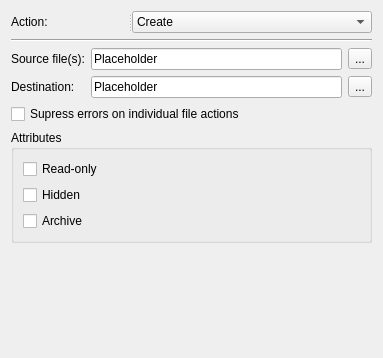
This is src/apps/mvvm-folders/files/fileswidget.ui in august-alt/policy-preferences-editor-prototype as Qt 5 draws it before an edit. The edited form follows.
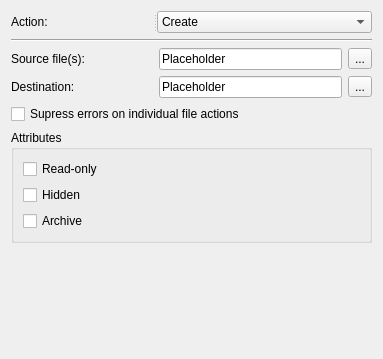
This is the edited form.

Diff of the .ui file:
```diff
--- a/src/apps/mvvm-folders/files/fileswidget.ui
+++ b/src/apps/mvvm-folders/files/fileswidget.ui
@@ -7,7 +7,7 @@
     <x>0</x>
     <y>0</y>
     <width>383</width>
-    <height>358</height>
+    <height>359</height>
    </rect>
   </property>
   <property name="windowTitle">
@@ -20,6 +20,24 @@
       <enum>Qt::Horizontal</enum>
      </property>
      <widget class="QLabel" name="actionLabel">
+      <property name="sizePolicy">
+       <sizepolicy hsizetype="Fixed" vsizetype="Preferred">
+        <horstretch>0</horstretch>
+        <verstretch>0</verstretch>
+       </sizepolicy>
+      </property>
+      <property name="minimumSize">
+       <size>
+        <width>142</width>
+        <height>0</height>
+       </size>
+      </property>
+      <property name="maximumSize">
+       <size>
+        <width>142</width>
+        <height>16777215</height>
+       </size>
+      </property>
       <property name="text">
        <string>Action:</string>
       </property>
@@ -65,6 +83,24 @@
     <layout class="QGridLayout" name="gridLayout">
      <item row="0" column="0">
       <widget class="QLabel" name="sourceLabel">
+       <property name="sizePolicy">
+        <sizepolicy hsizetype="Fixed" vsizetype="Preferred">
+         <horstretch>0</horstretch>
+         <verstretch>0</verstretch>
+        </sizepolicy>
+       </property>
+       <property name="minimumSize">
+        <size>
+         <width>142</width>
+         <height>0</height>
+        </size>
+       </property>
+       <property name="maximumSize">
+        <size>
+         <width>142</width>
+         <height>16777215</height>
+        </size>
+       </property>
        <property name="font">
         <font>
          <pointsize>9</pointsize>
```
